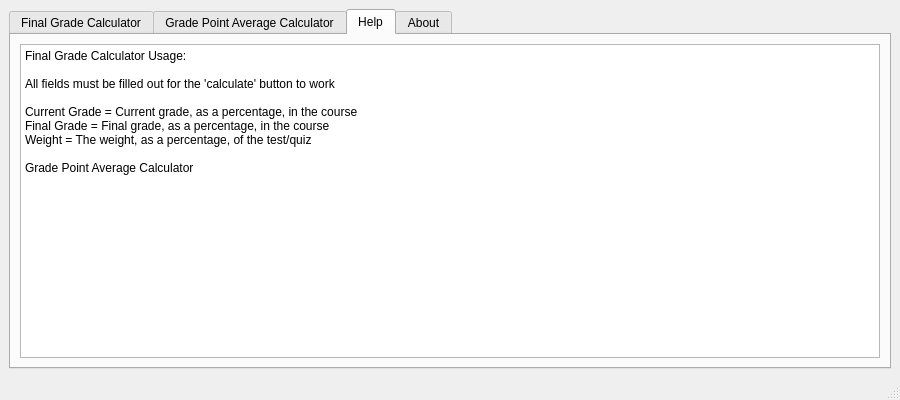
First picture: the form in CalculateGPA/CalcGUI.ui, repository Golden-Boy/GpaCalculator, before the edit.
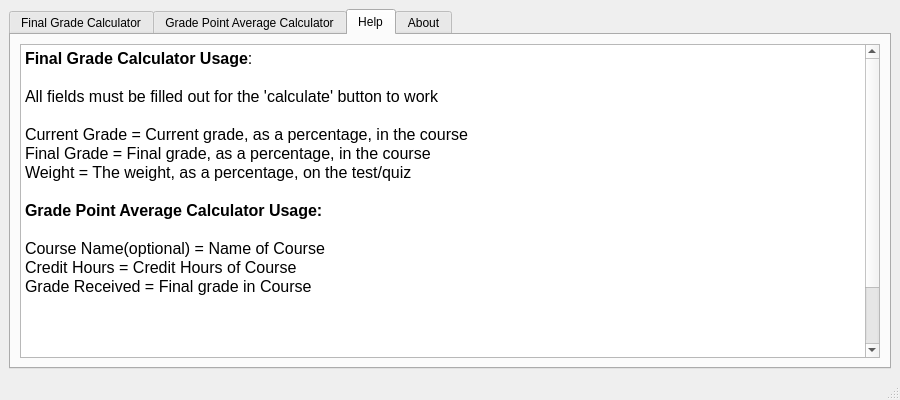
Second picture: the form after the edit. The open tabs and pages were chosen to show the change.

The edit to the form file:
```diff
--- a/CalculateGPA/CalcGUI.ui
+++ b/CalculateGPA/CalcGUI.ui
@@ -758,24 +758,32 @@
           <item>
            <layout class="QVBoxLayout" name="verticalLayout">
             <item>
-             <widget class="QPlainTextEdit" name="plainTextEdit_2">
-              <property name="readOnly">
-               <bool>true</bool>
-              </property>
-              <property name="plainText">
-               <string>Final Grade Calculator Usage:
-
-All fields must be filled out for the 'calculate' button to work
-
-Current Grade = Current grade, as a percentage, in the course
-Final Grade = Final grade, as a percentage, in the course
-Weight = The weight, as a percentage, of the test/quiz
-
-Grade Point Average Calculator
-
-
-
-</string>
+             <widget class="QTextEdit" name="textEdit_2">
+              <property name="html">
+               <string>&lt;!DOCTYPE HTML PUBLIC &quot;-//W3C//DTD HTML 4.0//EN&quot; &quot;http://www.w3.org/TR/REC-html40/strict.dtd&quot;&gt;
+&lt;html&gt;&lt;head&gt;&lt;meta name=&quot;qrichtext&quot; content=&quot;1&quot; /&gt;&lt;style type=&quot;text/css&quot;&gt;
+p, li { white-space: pre-wrap; }
+&lt;/style&gt;&lt;/head&gt;&lt;body style=&quot; font-family:'Zekton'; font-size:11pt; font-weight:400; font-style:normal;&quot;&gt;
+&lt;p style=&quot; margin-top:0px; margin-bottom:0px; margin-left:0px; margin-right:0px; -qt-block-indent:0; text-indent:0px;&quot;&gt;&lt;span style=&quot; font-size:12pt; font-weight:600;&quot;&gt;Final Grade Calculator Usage&lt;/span&gt;&lt;span style=&quot; font-size:12pt;&quot;&gt;:&lt;/span&gt;&lt;/p&gt;
+&lt;p style=&quot;-qt-paragraph-type:empty; margin-top:0px; margin-bottom:0px; margin-left:0px; margin-right:0px; -qt-block-indent:0; text-indent:0px; font-size:12pt;&quot;&gt;&lt;br /&gt;&lt;/p&gt;
+&lt;p style=&quot; margin-top:0px; margin-bottom:0px; margin-left:0px; margin-right:0px; -qt-block-indent:0; text-indent:0px;&quot;&gt;&lt;span style=&quot; font-size:12pt;&quot;&gt;All fields must be filled out for the 'calculate' button to work&lt;/span&gt;&lt;/p&gt;
+&lt;p style=&quot;-qt-paragraph-type:empty; margin-top:0px; margin-bottom:0px; margin-left:0px; margin-right:0px; -qt-block-indent:0; text-indent:0px; font-size:12pt;&quot;&gt;&lt;br /&gt;&lt;/p&gt;
+&lt;p style=&quot; margin-top:0px; margin-bottom:0px; margin-left:0px; margin-right:0px; -qt-block-indent:0; text-indent:0px;&quot;&gt;&lt;span style=&quot; font-size:12pt;&quot;&gt;Current Grade = Current grade, as a percentage, in the course&lt;/span&gt;&lt;/p&gt;
+&lt;p style=&quot; margin-top:0px; margin-bottom:0px; margin-left:0px; margin-right:0px; -qt-block-indent:0; text-indent:0px;&quot;&gt;&lt;span style=&quot; font-size:12pt;&quot;&gt;Final Grade = Final grade, as a percentage, in the course&lt;/span&gt;&lt;/p&gt;
+&lt;p style=&quot; margin-top:0px; margin-bottom:0px; margin-left:0px; margin-right:0px; -qt-block-indent:0; text-indent:0px;&quot;&gt;&lt;span style=&quot; font-size:12pt;&quot;&gt;Weight = The weight, as a percentage, on the test/quiz&lt;/span&gt;&lt;/p&gt;
+&lt;p style=&quot;-qt-paragraph-type:empty; margin-top:0px; margin-bottom:0px; margin-left:0px; margin-right:0px; -qt-block-indent:0; text-indent:0px; font-size:12pt;&quot;&gt;&lt;br /&gt;&lt;/p&gt;
+&lt;p style=&quot; margin-top:0px; margin-bottom:0px; margin-left:0px; margin-right:0px; -qt-block-indent:0; text-indent:0px;&quot;&gt;&lt;span style=&quot; font-size:12pt; font-weight:600;&quot;&gt;Grade Point Average Calculator Usage:&lt;/span&gt;&lt;/p&gt;
+&lt;p style=&quot;-qt-paragraph-type:empty; margin-top:0px; margin-bottom:0px; margin-left:0px; margin-right:0px; -qt-block-indent:0; text-indent:0px; font-size:12pt; font-weight:600;&quot;&gt;&lt;br /&gt;&lt;/p&gt;
+&lt;p style=&quot; margin-top:0px; margin-bottom:0px; margin-left:0px; margin-right:0px; -qt-block-indent:0; text-indent:0px;&quot;&gt;&lt;span style=&quot; font-size:12pt;&quot;&gt;Course Name(optional) = Name of Course&lt;/span&gt;&lt;/p&gt;
+&lt;p style=&quot; margin-top:0px; margin-bottom:0px; margin-left:0px; margin-right:0px; -qt-block-indent:0; text-indent:0px;&quot;&gt;&lt;span style=&quot; font-size:12pt;&quot;&gt;Credit Hours = Credit Hours of Course&lt;/span&gt;&lt;/p&gt;
+&lt;p style=&quot; margin-top:0px; margin-bottom:0px; margin-left:0px; margin-right:0px; -qt-block-indent:0; text-indent:0px;&quot;&gt;&lt;span style=&quot; font-size:12pt;&quot;&gt;Grade Received = Final grade in Course&lt;/span&gt;&lt;/p&gt;
+&lt;p style=&quot;-qt-paragraph-type:empty; margin-top:0px; margin-bottom:0px; margin-left:0px; margin-right:0px; -qt-block-indent:0; text-indent:0px; font-size:12pt;&quot;&gt;&lt;br /&gt;&lt;/p&gt;
+&lt;p style=&quot;-qt-paragraph-type:empty; margin-top:0px; margin-bottom:0px; margin-left:0px; margin-right:0px; -qt-block-indent:0; text-indent:0px; font-size:12pt; font-weight:600;&quot;&gt;&lt;br /&gt;&lt;/p&gt;
+&lt;p style=&quot;-qt-paragraph-type:empty; margin-top:0px; margin-bottom:0px; margin-left:0px; margin-right:0px; -qt-block-indent:0; text-indent:0px; font-size:12pt; font-weight:600;&quot;&gt;&lt;br /&gt;&lt;/p&gt;
+&lt;p style=&quot;-qt-paragraph-type:empty; margin-top:0px; margin-bottom:0px; margin-left:0px; margin-right:0px; -qt-block-indent:0; text-indent:0px; font-size:12pt;&quot;&gt;&lt;br /&gt;&lt;/p&gt;
+&lt;p style=&quot;-qt-paragraph-type:empty; margin-top:0px; margin-bottom:0px; margin-left:0px; margin-right:0px; -qt-block-indent:0; text-indent:0px; font-size:12pt;&quot;&gt;&lt;br /&gt;&lt;/p&gt;
+&lt;p style=&quot;-qt-paragraph-type:empty; margin-top:0px; margin-bottom:0px; margin-left:0px; margin-right:0px; -qt-block-indent:0; text-indent:0px; font-size:12pt;&quot;&gt;&lt;br /&gt;&lt;/p&gt;
+&lt;p style=&quot;-qt-paragraph-type:empty; margin-top:0px; margin-bottom:0px; margin-left:0px; margin-right:0px; -qt-block-indent:0; text-indent:0px; font-size:12pt;&quot;&gt;&lt;br /&gt;&lt;/p&gt;&lt;/body&gt;&lt;/html&gt;</string>
               </property>
              </widget>
             </item>
```
Left out of the diff: 40 changed lines with no effect on the pictures.
